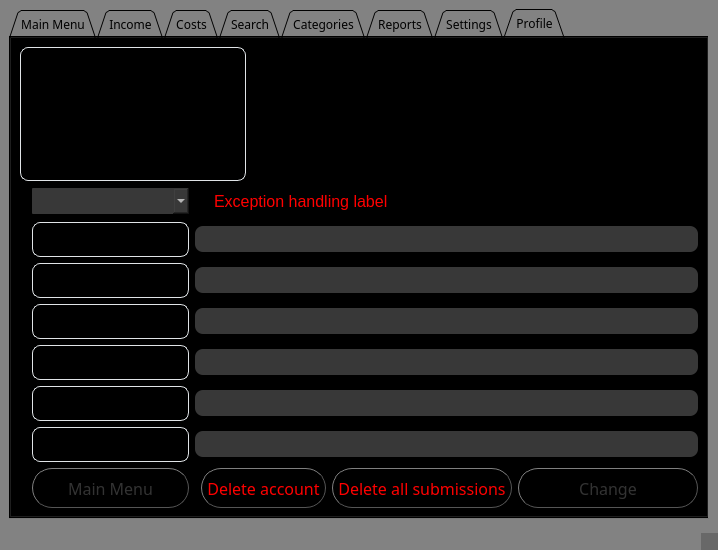
Arian-SK/Personal-Accounting-App, file MainWindow.ui: the form before one commit.
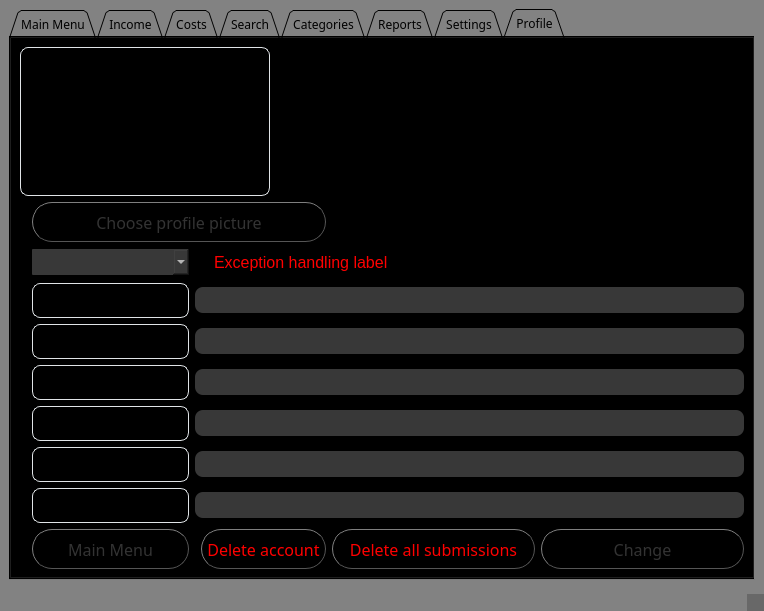
The form after the commit. The open tabs and pages were chosen to show the change.

Commit message: debugging, adding animation for buttons, adding profile pic, ...

```diff
--- a/MainWindow.ui
+++ b/MainWindow.ui
@@ -6,13 +6,13 @@
    <rect>
     <x>0</x>
     <y>0</y>
-    <width>718</width>
-    <height>550</height>
+    <width>764</width>
+    <height>611</height>
    </rect>
   </property>
   <property name="minimumSize">
    <size>
-    <width>640</width>
+    <width>764</width>
     <height>550</height>
    </size>
   </property>
@@ -2532,7 +2532,46 @@
         <string>Profile</string>
        </attribute>
        <layout class="QGridLayout" name="gridLayout_7">
-        <item row="7" column="2">
+        <item row="9" column="4">
+         <widget class="QPushButton" name="buttonDelete">
+          <property name="minimumSize">
+           <size>
+            <width>40</width>
+            <height>40</height>
+           </size>
+          </property>
+          <property name="font">
+           <font>
+            <family>Impact</family>
+            <pointsize>12</pointsize>
+           </font>
+          </property>
+          <property name="styleSheet">
+           <string notr="true">QPushButton {
+color: red;
+border: 1px solid #555;
+border-radius: 20px;
+border-style: outset;
+background: qradialgradient(
+cx: 0.3, cy: -0.4, fx: 0.3, fy: -0.4,
+radius: 1, stop: 0 #fff, stop: 1 #888
+);
+padding: 5px;
+}
+
+QPushButton:hover {
+background: qradialgradient(
+cx: 0.3, cy: -0.4, fx: 0.3, fy: -0.4,
+radius: 1.35, stop: 0 #fff, stop: 1 #bbb
+);
+}</string>
+          </property>
+          <property name="text">
+           <string>Delete account</string>
+          </property>
+         </widget>
+        </item>
+        <item row="8" column="2">
          <widget class="QLabel" name="labelPnumber">
           <property name="font">
            <font>
@@ -2553,7 +2592,7 @@
           </property>
          </widget>
         </item>
-        <item row="8" column="5">
+        <item row="9" column="5">
          <widget class="QPushButton" name="buttonDeleteAllSubs">
           <property name="minimumSize">
            <size>
@@ -2592,7 +2631,7 @@
           </property>
          </widget>
         </item>
-        <item row="7" column="3" colspan="4">
+        <item row="8" column="3" colspan="4">
          <widget class="QLineEdit" name="linePnumber">
           <property name="styleSheet">
            <string notr="true">QLineEdit {
@@ -2606,46 +2645,7 @@
           </property>
          </widget>
         </item>
-        <item row="8" column="4">
-         <widget class="QPushButton" name="buttonDelete">
-          <property name="minimumSize">
-           <size>
-            <width>40</width>
-            <height>40</height>
-           </size>
-          </property>
-          <property name="font">
-           <font>
-            <family>Impact</family>
-            <pointsize>12</pointsize>
-           </font>
-          </property>
-          <property name="styleSheet">
-           <string notr="true">QPushButton {
-color: red;
-border: 1px solid #555;
-border-radius: 20px;
-border-style: outset;
-background: qradialgradient(
-cx: 0.3, cy: -0.4, fx: 0.3, fy: -0.4,
-radius: 1, stop: 0 #fff, stop: 1 #888
-);
-padding: 5px;
-}
-
-QPushButton:hover {
-background: qradialgradient(
-cx: 0.3, cy: -0.4, fx: 0.3, fy: -0.4,
-radius: 1.35, stop: 0 #fff, stop: 1 #bbb
-);
-}</string>
-          </property>
-          <property name="text">
-           <string>Delete account</string>
-          </property>
-         </widget>
-        </item>
-        <item row="6" column="3" colspan="4">
+        <item row="7" column="3" colspan="4">
          <widget class="QLineEdit" name="linePassword">
           <property name="styleSheet">
            <string notr="true">QLineEdit {
@@ -2665,20 +2665,7 @@
           </property>
          </widget>
         </item>
-        <item row="0" column="5">
-         <spacer name="horizontalSpacer_22">
-          <property name="orientation">
-           <enum>Qt::Horizontal</enum>
-          </property>
-          <property name="sizeHint" stdset="0">
-           <size>
-            <width>40</width>
-            <height>20</height>
-           </size>
-          </property>
-         </spacer>
-        </item>
-        <item row="8" column="2">
+        <item row="9" column="2">
          <widget class="QPushButton" name="buttonBackFromProfile">
           <property name="minimumSize">
            <size>
@@ -2717,7 +2704,7 @@
           </property>
          </widget>
         </item>
-        <item row="5" column="2">
+        <item row="6" column="2">
          <widget class="QLabel" name="labelEmail">
           <property name="font">
            <font>
@@ -2739,7 +2726,20 @@
           </property>
          </widget>
         </item>
-        <item row="4" column="2">
+        <item row="0" column="5">
+         <spacer name="horizontalSpacer_22">
+          <property name="orientation">
+           <enum>Qt::Horizontal</enum>
+          </property>
+          <property name="sizeHint" stdset="0">
+           <size>
+            <width>40</width>
+            <height>20</height>
+           </size>
+          </property>
+         </spacer>
+        </item>
+        <item row="5" column="2">
          <widget class="QLabel" name="labelUsername">
           <property name="font">
            <font>
@@ -2761,7 +2761,7 @@
           </property>
          </widget>
         </item>
-        <item row="5" column="3" colspan="4">
+        <item row="6" column="3" colspan="4">
          <widget class="QLineEdit" name="lineEmail">
           <property name="styleSheet">
            <string notr="true">QLineEdit {
@@ -2778,28 +2778,6 @@
           </property>
          </widget>
         </item>
-        <item row="1" column="2">
-         <widget class="QComboBox" name="comboProfiles">
-          <property name="styleSheet">
-           <string notr="true">QComboBox {
-	color: rgb(56, 56, 56);
-	color: rgb(255,255,255);
-  	border-radius: 1px;
-  	padding: 5px 15px;
-  	background-color:#383838
-}
-
-QComboBox::hover {
-  border: 1px solid #e0e4e7;
-
-}
-
-QComboBox::focus{
-  border: 1px solid #e0e4e7;
-}</string>
-          </property>
-         </widget>
-        </item>
         <item row="0" column="6">
          <spacer name="horizontalSpacer_21">
           <property name="orientation">
@@ -2813,7 +2791,46 @@
           </property>
          </spacer>
         </item>
-        <item row="6" column="2">
+        <item row="2" column="2">
+         <widget class="QComboBox" name="comboProfiles">
+          <property name="styleSheet">
+           <string notr="true">QComboBox {
+	color: rgb(56, 56, 56);
+	color: rgb(255,255,255);
+  	border-radius: 1px;
+  	padding: 5px 15px;
+  	background-color:#383838
+}
+
+QComboBox::hover {
+  border: 1px solid #e0e4e7;
+
+}
+
+QComboBox::focus{
+  border: 1px solid #e0e4e7;
+}</string>
+          </property>
+         </widget>
+        </item>
+        <item row="5" column="3" colspan="4">
+         <widget class="QLineEdit" name="lineUsername">
+          <property name="styleSheet">
+           <string notr="true">QLineEdit {
+	color: rgb(56, 56, 56);
+	color: rgb(255,255,255);
+  	border-radius: 8px;
+  	padding: 5px 15px;
+  	background-color:#383838
+}
+</string>
+          </property>
+          <property name="readOnly">
+           <bool>true</bool>
+          </property>
+         </widget>
+        </item>
+        <item row="7" column="2">
          <widget class="QLabel" name="labelPassword">
           <property name="font">
            <font>
@@ -2835,24 +2852,7 @@
           </property>
          </widget>
         </item>
-        <item row="4" column="3" colspan="4">
-         <widget class="QLineEdit" name="lineUsername">
-          <property name="styleSheet">
-           <string notr="true">QLineEdit {
-	color: rgb(56, 56, 56);
-	color: rgb(255,255,255);
-  	border-radius: 8px;
-  	padding: 5px 15px;
-  	background-color:#383838
-}
-</string>
-          </property>
-          <property name="readOnly">
-           <bool>true</bool>
-          </property>
-         </widget>
-        </item>
-        <item row="8" column="6">
+        <item row="9" column="6">
          <widget class="QPushButton" name="buttonChange">
           <property name="minimumSize">
            <size>
@@ -2891,27 +2891,7 @@
           </property>
          </widget>
         </item>
-        <item row="1" column="3" colspan="4">
-         <widget class="QLabel" name="labelExceptionProfile">
-          <property name="font">
-           <font>
-            <pointsize>12</pointsize>
-           </font>
-          </property>
-          <property name="styleSheet">
-           <string notr="true">QLabel {
-  color:rgb(255, 0, 0);
-  background-color:rgba(0,0,0, 20% );
-  padding: 5px 15px;
-}
-</string>
-          </property>
-          <property name="text">
-           <string>Exception handling label</string>
-          </property>
-         </widget>
-        </item>
-        <item row="2" column="2">
+        <item row="3" column="2">
          <widget class="QLabel" name="labelFname">
           <property name="font">
            <font>
@@ -2933,7 +2913,7 @@
           </property>
          </widget>
         </item>
-        <item row="2" column="3" colspan="4">
+        <item row="3" column="3" colspan="4">
          <widget class="QLineEdit" name="lineFname">
           <property name="styleSheet">
            <string notr="true">QLineEdit {
@@ -2947,7 +2927,27 @@
           </property>
          </widget>
         </item>
-        <item row="3" column="2">
+        <item row="2" column="3" colspan="4">
+         <widget class="QLabel" name="labelExceptionProfile">
+          <property name="font">
+           <font>
+            <pointsize>12</pointsize>
+           </font>
+          </property>
+          <property name="styleSheet">
+           <string notr="true">QLabel {
+  color:rgb(255, 0, 0);
+  background-color:rgba(0,0,0, 20% );
+  padding: 5px 15px;
+}
+</string>
+          </property>
+          <property name="text">
+           <string>Exception handling label</string>
+          </property>
+         </widget>
+        </item>
+        <item row="4" column="2">
          <widget class="QLabel" name="labelLname">
           <property name="font">
            <font>
@@ -2969,26 +2969,12 @@
           </property>
          </widget>
         </item>
-        <item row="3" column="3" colspan="4">
-         <widget class="QLineEdit" name="lineLname">
-          <property name="styleSheet">
-           <string notr="true">QLineEdit {
-	color: rgb(56, 56, 56);
-	color: rgb(255,255,255);
-  	border-radius: 8px;
-  	padding: 5px 15px;
-  	background-color:#383838
-}
-</string>
-          </property>
-         </widget>
-        </item>
         <item row="0" column="0" colspan="5">
          <widget class="QLabel" name="labelProfilePic">
           <property name="maximumSize">
            <size>
-            <width>226</width>
-            <height>198</height>
+            <width>250</width>
+            <height>220</height>
            </size>
           </property>
           <property name="styleSheet">
@@ -3005,6 +2991,59 @@
           </property>
          </widget>
         </item>
+        <item row="4" column="3" colspan="4">
+         <widget class="QLineEdit" name="lineLname">
+          <property name="styleSheet">
+           <string notr="true">QLineEdit {
+	color: rgb(56, 56, 56);
+	color: rgb(255,255,255);
+  	border-radius: 8px;
+  	padding: 5px 15px;
+  	background-color:#383838
+}
+</string>
+          </property>
+         </widget>
+        </item>
+        <item row="1" column="2" colspan="3">
+         <widget class="QPushButton" name="buttonPFP">
+          <property name="minimumSize">
+           <size>
+            <width>40</width>
+            <height>40</height>
+           </size>
+          </property>
+          <property name="font">
+           <font>
+            <family>Impact</family>
+            <pointsize>12</pointsize>
+           </font>
+          </property>
+          <property name="styleSheet">
+           <string notr="true">QPushButton {
+color: #333;
+border: 1px solid #555;
+border-radius: 20px;
+border-style: outset;
+background: qradialgradient(
+cx: 0.3, cy: -0.4, fx: 0.3, fy: -0.4,
+radius: 1, stop: 0 #fff, stop: 1 #888
+);
+padding: 5px;
+}
+
+QPushButton:hover {
+background: qradialgradient(
+cx: 0.3, cy: -0.4, fx: 0.3, fy: -0.4,
+radius: 1.35, stop: 0 #fff, stop: 1 #bbb
+);
+}</string>
+          </property>
+          <property name="text">
+           <string>Choose profile picture</string>
+          </property>
+         </widget>
+        </item>
        </layout>
       </widget>
      </widget>
```
Left out of the diff: 946 changed lines with no effect on the pictures. The commit also changes 2 other files.
